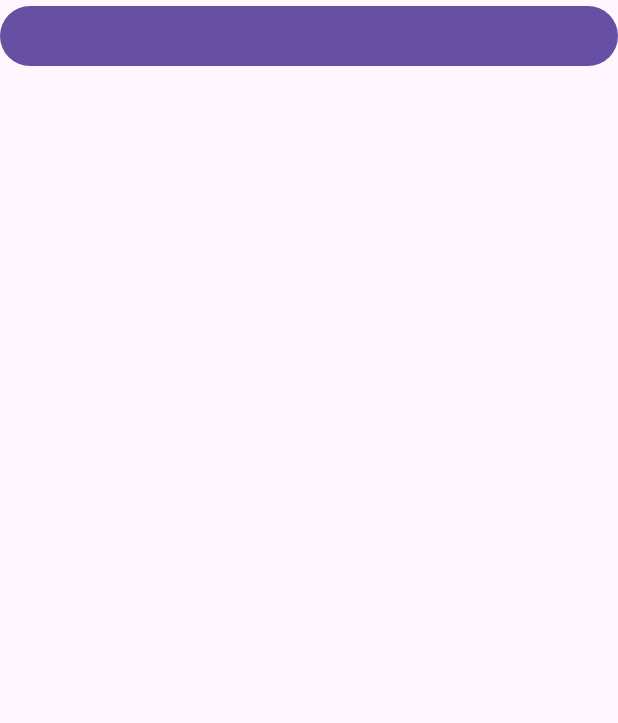
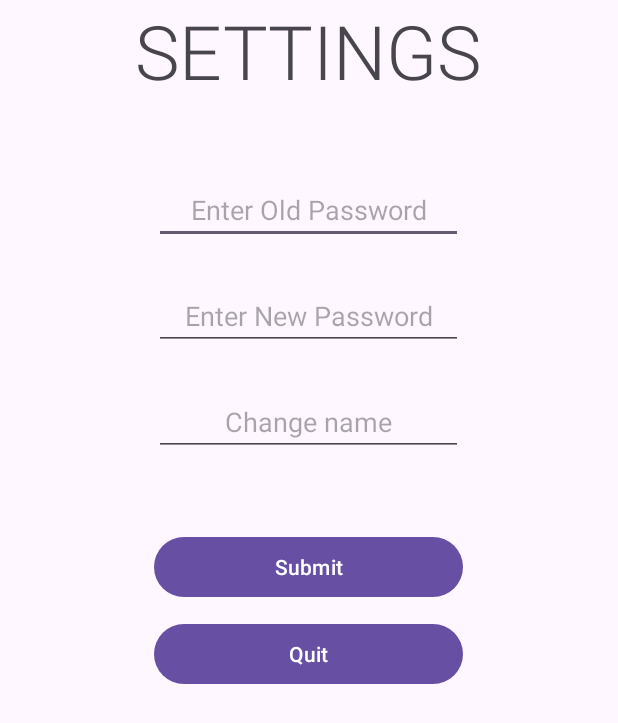
Before and after one commit to lesumora/proj_PokedexAPI, an Android app: the SettingsActivity screen opened directly, with no data from a screen before it, on a phone screen of 412 x 824 dp. Shown: the top 723 px of the screen. Run offline under Robolectric (Android 15) with nearby library versions, the phone set to English and light mode, and no system bars.

Commit message:
added settings function

```diff
--- a/app/src/main/res/layout/activity_settings.xml
+++ b/app/src/main/res/layout/activity_settings.xml
@@ -1,15 +1,125 @@
 <?xml version="1.0" encoding="utf-8"?>
-<androidx.constraintlayout.widget.ConstraintLayout xmlns:android="http://schemas.android.com/apk/res/android"
+<LinearLayout xmlns:android="http://schemas.android.com/apk/res/android"
     xmlns:app="http://schemas.android.com/apk/res-auto"
     xmlns:tools="http://schemas.android.com/tools"
     android:id="@+id/main"
     android:layout_width="match_parent"
     android:layout_height="match_parent"
+    android:orientation="vertical"
     tools:context=".SettingsActivity">
 
-    <Button
+    <TextView
+        android:layout_width="wrap_content"
+        android:layout_height="wrap_content"
+        android:text="SETTINGS"
+        android:layout_gravity="center"
+        android:textSize="50dp"
+        android:fontFamily="sans-serif-light"/>
+    <LinearLayout
         android:layout_width="match_parent"
         android:layout_height="wrap_content"
-        android:text=""
-        ></Button>
-</androidx.constraintlayout.widget.ConstraintLayout>
+        android:orientation="horizontal"
+        android:layout_marginTop="50dp">
+
+        <View
+            android:layout_width="0dp"
+            android:layout_height="37dp"
+            android:layout_weight="0.5"></View>
+
+        <EditText
+            android:layout_width="0dp"
+            android:layout_height="wrap_content"
+            android:hint="Enter Old Password"
+            android:layout_weight="1"
+            android:textAlignment="center"/>
+
+        <View
+            android:layout_width="0dp"
+            android:layout_height="37dp"
+            android:layout_weight="0.5"></View>
+
+    </LinearLayout>
+    <LinearLayout
+        android:layout_width="match_parent"
+        android:layout_height="wrap_content"
+        android:orientation="horizontal"
+        android:layout_marginTop="25dp">
+        <View
+            android:layout_width="0dp"
+            android:layout_height="37dp"
+            android:layout_weight="0.5"></View>
+        <EditText
+            android:layout_width="0dp"
+            android:layout_height="wrap_content"
+            android:hint="Enter New Password"
+            android:layout_weight="1"
+            android:textAlignment="center"/>
+        <View
+            android:layout_width="0dp"
+            android:layout_height="37dp"
+            android:layout_weight="0.5"></View>
+    </LinearLayout>
+    <LinearLayout
+        android:layout_width="match_parent"
+        android:layout_height="wrap_content"
+        android:orientation="horizontal"
+        android:layout_marginTop="25dp">
+        <View
+            android:layout_width="0dp"
+            android:layout_height="37dp"
+            android:layout_weight="0.5"></View>
+        <EditText
+            android:layout_width="0dp"
+            android:layout_height="wrap_content"
+            android:hint="Change name"
+            android:layout_weight="1"
+            android:textAlignment="center"/>
+        <View
+            android:layout_width="0dp"
+            android:layout_height="37dp"
+            android:layout_weight="0.5"></View>
+    </LinearLayout>
+
+    <LinearLayout
+        android:layout_width="match_parent"
+        android:layout_height="wrap_content"
+        android:orientation="horizontal"
+        android:layout_marginTop="50dp">
+        <View
+            android:layout_width="0dp"
+            android:layout_height="37dp"
+            android:layout_weight="0.5"></View>
+        <Button
+            android:layout_width="0dp"
+            android:layout_height="wrap_content"
+            android:text="Submit"
+            android:layout_weight="1"
+            android:textAlignment="center"/>
+        <View
+            android:layout_width="0dp"
+            android:layout_height="37dp"
+            android:layout_weight="0.5"></View>
+    </LinearLayout>
+    <LinearLayout
+        android:layout_width="match_parent"
+        android:layout_height="wrap_content"
+        android:orientation="horizontal"
+        android:layout_marginTop="10dp">
+        <View
+            android:layout_width="0dp"
+            android:layout_height="37dp"
+            android:layout_weight="0.5"></View>
+        <Button
+            android:layout_width="0dp"
+            android:layout_height="wrap_content"
+            android:text="Quit"
+            android:layout_weight="1"
+            android:textAlignment="center"/>
+        <View
+            android:layout_width="0dp"
+            android:layout_height="37dp"
+            android:layout_weight="0.5"></View>
+    </LinearLayout>
+
+
+</LinearLayout>
```
